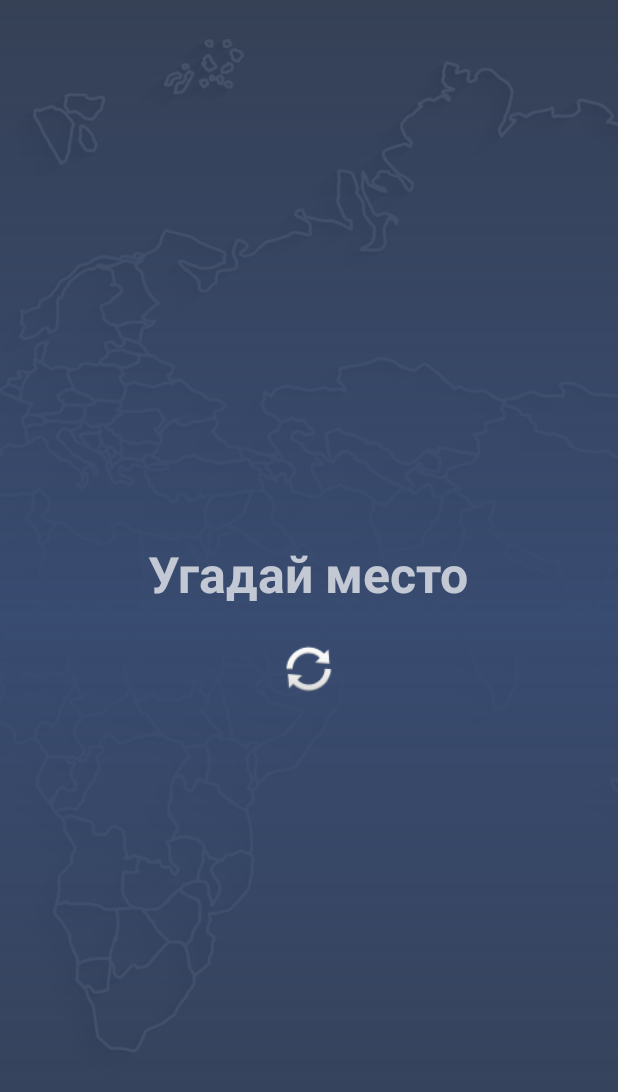
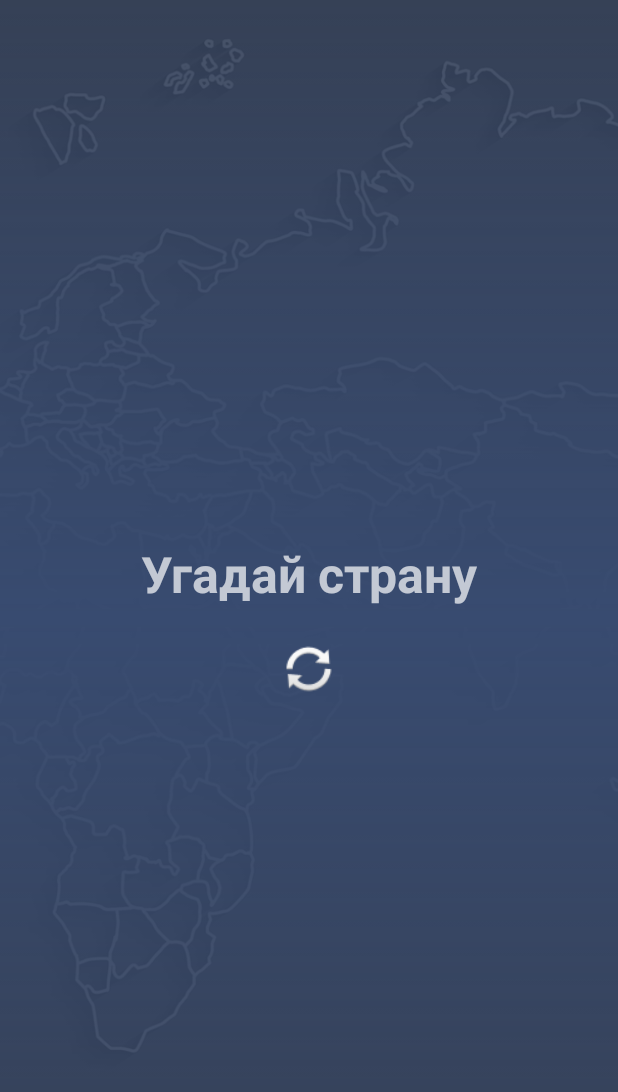
Before and after one commit to BatyrDaurov/pp_practice_3kurs, an Android app: the SplashActivity screen opened directly, with no data from a screen before it, on a phone screen of 412 x 824 dp. Shown: the top 1092 px of the screen. Run offline under Robolectric (Android 15) with nearby library versions, the phone set to English and light mode, and no system bars; Roboto replaces fonts that are not available here.

Commit message:
изменил название апки

```diff
--- a/app/src/main/res/values/strings.xml
+++ b/app/src/main/res/values/strings.xml
@@ -1,5 +1,5 @@
 <resources>
-    <string name="app_name">Угадай место</string>
+    <string name="app_name">Угадай страну</string>
     <string name="google_map_api_key">AIzaSyD7TjCrpHaTMya0JNWx3G9f9kkx0wcFWqM</string>
 
     <string name="btn_to_menu">В главное меню</string>
```
